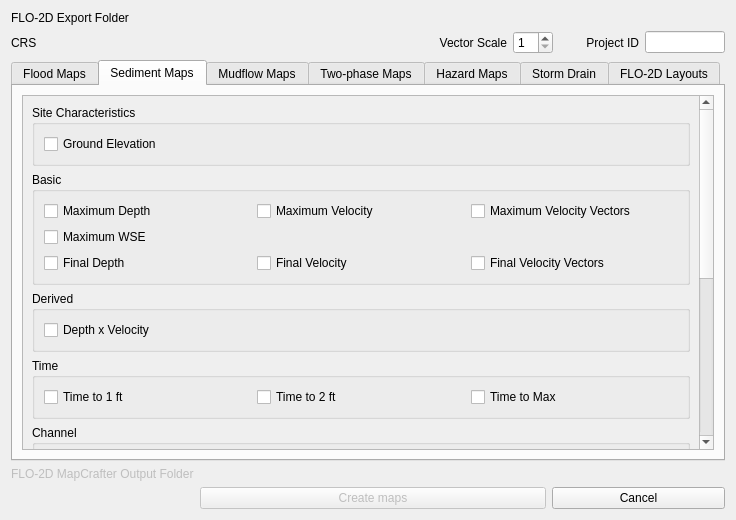
This is flo2d_mapcrafter/flo2d_mapcrafter_dialog_base.ui in FLO-2DSoftware/FLO-2DMapCrafter as Qt 5 draws it before an edit. The edited form follows.
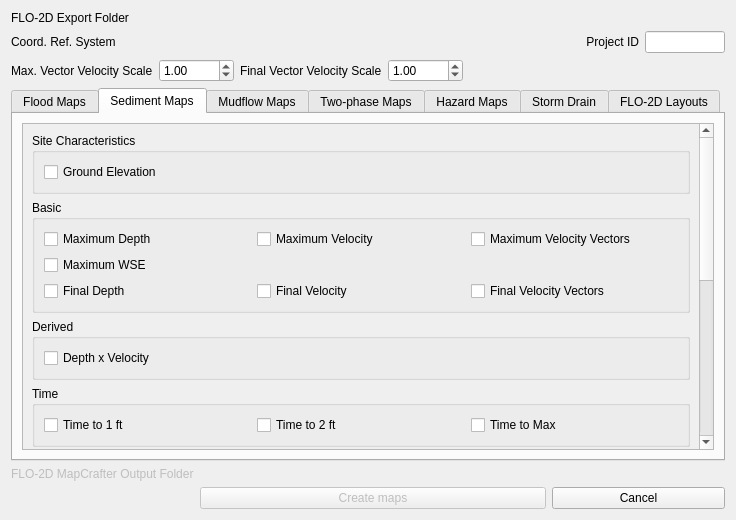
This is the edited form. The open tabs and pages were chosen to show the change. Custom widgets are drawn as their Qt base class.

Commit message: Added velocity vector scale

Patch:
```diff
--- a/flo2d_mapcrafter/flo2d_mapcrafter_dialog_base.ui
+++ b/flo2d_mapcrafter/flo2d_mapcrafter_dialog_base.ui
@@ -22,17 +22,20 @@
   <layout class="QGridLayout" name="gridLayout">
    <item row="0" column="0">
     <layout class="QGridLayout" name="gridLayout_43">
-     <item row="1" column="6">
-      <widget class="QLineEdit" name="project_id">
-       <property name="maximumSize">
+     <item row="2" column="5" colspan="2">
+      <spacer name="horizontalSpacer_2">
+       <property name="orientation">
+        <enum>Qt::Horizontal</enum>
+       </property>
+       <property name="sizeHint" stdset="0">
         <size>
-         <width>80</width>
-         <height>16777215</height>
+         <width>40</width>
+         <height>20</height>
         </size>
        </property>
-      </widget>
+      </spacer>
      </item>
-     <item row="1" column="3">
+     <item row="2" column="0">
       <widget class="QLabel" name="label_26">
        <property name="sizePolicy">
         <sizepolicy hsizetype="Minimum" vsizetype="Preferred">
@@ -41,10 +44,10 @@
         </sizepolicy>
        </property>
        <property name="text">
-        <string>Vector Scale</string>
+        <string>Max. Vector Velocity Scale</string>
        </property>
        <property name="alignment">
-        <set>Qt::AlignRight|Qt::AlignTrailing|Qt::AlignVCenter</set>
+        <set>Qt::AlignLeading|Qt::AlignLeft|Qt::AlignVCenter</set>
        </property>
       </widget>
      </item>
@@ -54,7 +57,87 @@
         <bool>true</bool>
        </property>
        <property name="text">
-        <string>CRS</string>
+        <string>Coord. Ref. System</string>
+       </property>
+      </widget>
+     </item>
+     <item row="2" column="1">
+      <widget class="QDoubleSpinBox" name="max_vector_scale_sb">
+       <property name="minimumSize">
+        <size>
+         <width>75</width>
+         <height>0</height>
+        </size>
+       </property>
+       <property name="maximumSize">
+        <size>
+         <width>75</width>
+         <height>16777215</height>
+        </size>
+       </property>
+       <property name="toolTip">
+        <string>Maximum velocity vectors may need a scale adjustment</string>
+       </property>
+       <property name="minimum">
+        <double>0.100000000000000</double>
+       </property>
+       <property name="singleStep">
+        <double>0.100000000000000</double>
+       </property>
+       <property name="value">
+        <double>1.000000000000000</double>
+       </property>
+      </widget>
+     </item>
+     <item row="1" column="6">
+      <widget class="QLineEdit" name="project_id">
+       <property name="maximumSize">
+        <size>
+         <width>80</width>
+         <height>16777215</height>
+        </size>
+       </property>
+      </widget>
+     </item>
+     <item row="2" column="2">
+      <widget class="QLabel" name="label_27">
+       <property name="text">
+        <string>Final Vector Velocity Scale</string>
+       </property>
+      </widget>
+     </item>
+     <item row="0" column="1" colspan="6">
+      <widget class="QgsFileWidget" name="flo2d_out_folder">
+       <property name="storageMode">
+        <enum>QgsFileWidget::GetDirectory</enum>
+       </property>
+      </widget>
+     </item>
+     <item row="2" column="3">
+      <widget class="QDoubleSpinBox" name="min_vector_scale_sb">
+       <property name="minimumSize">
+        <size>
+         <width>75</width>
+         <height>0</height>
+        </size>
+       </property>
+       <property name="maximumSize">
+        <size>
+         <width>75</width>
+         <height>16777215</height>
+        </size>
+       </property>
+       <property name="toolTip">
+        <string>Final velocity vectors may need a scale adjustment</string>
+       </property>
+       <property name="minimum">
+        <double>0.100000000000000</double>
+       </property>
+       <property name="singleStep">
+        <double>0.100000000000000</double>
+       </property>
+       <property name="value">
+        <double>1.000000000000000</double>
        </property>
       </widget>
      </item>
@@ -83,20 +166,6 @@
        </property>
       </widget>
      </item>
-     <item row="0" column="1" colspan="6">
-      <widget class="QgsFileWidget" name="flo2d_out_folder">
-       <property name="storageMode">
-        <enum>QgsFileWidget::GetDirectory</enum>
-       </property>
-      </widget>
-     </item>
-     <item row="1" column="1" colspan="2">
-      <widget class="QgsProjectionSelectionWidget" name="crsselector">
-       <property name="enabled">
-        <bool>true</bool>
-       </property>
-      </widget>
-     </item>
      <item row="0" column="0">
       <widget class="QLabel" name="label_12">
        <property name="text">
@@ -104,22 +173,23 @@
        </property>
       </widget>
      </item>
-     <item row="1" column="4">
-      <widget class="QSpinBox" name="vector_scale_sb">
-       <property name="minimumSize">
-        <size>
-         <width>40</width>
-         <height>0</height>
-        </size>
+     <item row="2" column="4">
+      <spacer name="horizontalSpacer_4">
+       <property name="orientation">
+        <enum>Qt::Horizontal</enum>
        </property>
-       <property name="maximumSize">
+       <property name="sizeHint" stdset="0">
         <size>
          <width>40</width>
-         <height>16777215</height>
+         <height>20</height>
         </size>
        </property>
-       <property name="minimum">
-        <number>1</number>
+      </spacer>
+     </item>
+     <item row="1" column="1" colspan="4">
+      <widget class="QgsProjectionSelectionWidget" name="crsselector">
+       <property name="enabled">
+        <bool>true</bool>
        </property>
       </widget>
      </item>
@@ -681,7 +751,7 @@
             <x>0</x>
             <y>0</y>
             <width>692</width>
-            <height>343</height>
+            <height>317</height>
            </rect>
           </property>
           <layout class="QGridLayout" name="gridLayout_100">
```
Left out of the diff: 14 changed lines with no effect on the pictures. The commit also changes 6 other files.
